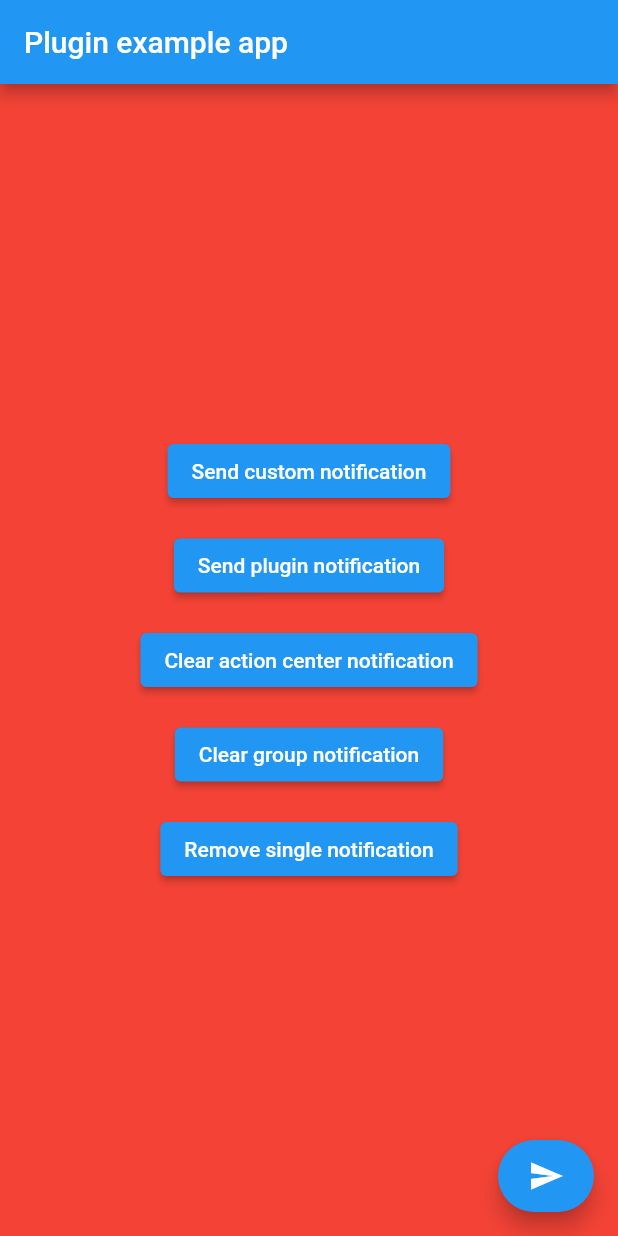
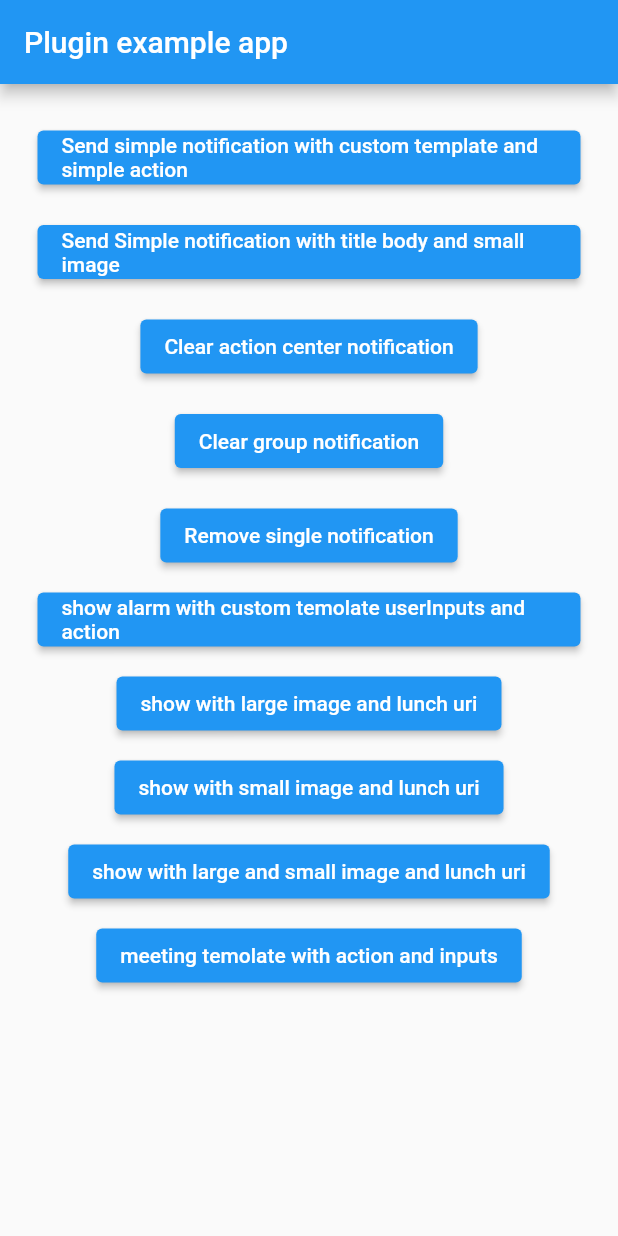
Before and after one commit to mrtnetwork/flutter_windows_notification, a Flutter app: the screen it shows after launch, after a tap on "Clear group notification", on a phone screen of 412 x 824 dp. Run offline on Flutter 3.47's test engine with Material 2 defaults, Android fonts, the phone set to English and light mode, and no system bars; our stand-ins replace plugin_platform_interface.

Commit message:
fix bugs

```diff
--- a/analysis_options.yaml
+++ b/analysis_options.yaml
@@ -1,4 +1,4 @@
-include: package:flutter_lints/flutter.yaml
+include: package:lints/recommended.yaml
 
 # Additional information about this file can be found at
 # https://dart.dev/guides/language/analysis-options
--- a/example/lib/main.dart
+++ b/example/lib/main.dart
@@ -1,16 +1,20 @@
+// ignore_for_file: avoid_print
+
+import 'dart:io';
+
 import 'package:flutter/material.dart';
 import 'package:windows_notification/notification_message.dart';
 import 'package:windows_notification/windows_notification.dart';
+import 'package:windows_notification_example/templates/alarm_template.dart';
+import 'package:path_provider/path_provider.dart';
+import 'package:http/http.dart' as http;
+import 'package:windows_notification_example/templates/meeting_template.dart';
 
 void main() {
-  runApp(MaterialApp(
-    home: const MyApp(),
+  runApp(const MaterialApp(
+    home: MyApp(),
     color: Colors.red,
     themeMode: ThemeMode.light,
-    theme: ThemeData(
-        backgroundColor: Colors.red,
-        primaryColor: Colors.red,
-        primarySwatch: Colors.red),
   ));
 }
 
@@ -22,30 +26,98 @@ class MyApp extends StatefulWidget {
 }
 
 class _MyAppState extends State<MyApp> {
+  Future<String> getImageBytes(String url) async {
+    final supportDir = await getApplicationSupportDirectory();
+    final cl = http.Client();
+    final resp = await cl.get(Uri.parse(url));
+    final bytes = resp.bodyBytes;
+    final imageFile =
+        File("${supportDir.path}/${DateTime.now().millisecond}.png");
+    await imageFile.create();
+    await imageFile.writeAsBytes(bytes);
+    return imageFile.path;
+  }
+
+  void showWithLargeImage() async {
+    const String url =
+        "https://user-images.githubusercontent.com/56779182/205485419-4303fdca-9f96-48e8-b6af-6f0df2ce8419.png";
+
+    final imageDir = await getImageBytes(url);
+
+    NotificationMessage message = NotificationMessage.fromPluginTemplate(
+      "moon",
+      "fly to the moon",
+      "we are ready!",
+      largeImage: imageDir,
+      launch: "https://en.wikipedia.org/wiki/Japanese_language",
+    );
+    _winNotifyPlugin.showNotificationPluginTemplate(message);
+  }
+
+  void showWithSmallImage() async {
+    const String url =
+        "https://www.wikipedia.org/portal/wikipedia.org/assets/img/Wikipedia-logo-v2@1.5x.png";
+
+    final imageDir = await getImageBytes(url);
+
+    NotificationMessage message = NotificationMessage.fromPluginTemplate(
+        "Japanese language", "Japanese language", "how to read",
+        image: imageDir,
+        launch: "https://en.wikipedia.org/wiki/Japanese_language");
+    _winNotifyPlugin.showNotificationPluginTemplate(message);
+  }
+
+  void showWithLargeAndSmalImage() async {
+    const String url =
+        "https://www.wikipedia.org/portal/wikipedia.org/assets/img/Wikipedia-logo-v2@1.5x.png";
+
+    final imageDir = await getImageBytes(url);
+
+    NotificationMessage message = NotificationMessage.fromPluginTemplate(
+        "Japanese language", "Japanese language", "how to read",
+        image: imageDir,
+        launch: "https://en.wikipedia.org/wiki/Japanese_language",
+        largeImage: imageDir);
+    _winNotifyPlugin.showNotificationPluginTemplate(message);
+  }
+
+  void showAlarm() {
+    NotificationMessage message =
+        NotificationMessage.fromCustomTemplate("test1", group: "jj");
+    _winNotifyPlugin.showNotificationCustomTemplate(message, alarmtTemplate);
+  }
+
+  void showMeetingTemplate() {
+    NotificationMessage message =
+        NotificationMessage.fromCustomTemplate("test1", group: "jj");
+    _winNotifyPlugin.showNotificationCustomTemplate(message, meetingTemplate);
+  }
+
   final _winNotifyPlugin = WindowsNotification(
       applicationId:
           r"{D65231B0-B2F1-4857-A4CE-A8E7C6EA7D27}\WindowsPowerShell\v1.0\powershell.exe");
 
   @override
   void initState() {
-    // final _winNotifyPlugin = WindowsNotification(applicationId: "qweqwe");
-    _winNotifyPlugin.initNotificationCallBack((notification, status, argruments) {
-      print("aargs: $argruments");
+    _winNotifyPlugin.initNotificationCallBack((s) {
+      print(s.argrument);
+      print(s.userInput);
+      print(s.eventType);
     });
     super.initState();
   }
 
-  sendWithPluginTemplate() {
+  void sendWithPluginTemplate() {
     NotificationMessage message = NotificationMessage.fromPluginTemplate(
-      "test1",
-      "TEXT",
-      "TEXT",
-    );
+        "test1", "TEXT", "TEXT",
+        image: r"C:\in_work\mrt_logo\large.png",
+        payload: {"action": "open_center"});
     _winNotifyPlugin.showNotificationPluginTemplate(message);
   }
 
-  sendMyOwnTemplate() {
-    // image tag src must be set
+  void sendMyOwnTemplate() {
+    /// image tag src must be set
+    /// for actions make sure your argruments contains `:` like "action:open_center"
     const String template = '''
 <?xml version="1.0" encoding="utf-8"?>
   <toast launch='conversationId=9813' activationType="background">
@@ -55,7 +127,7 @@ class _MyAppState extends State<MyApp> {
         </binding>
     </visual>
     <actions>
-        <action content='Archive'  arguments='action=archive'/>
+        <action content='Archive'  arguments='action:archive'/>
     </actions>
 </toast>
 ''';
@@ -69,14 +141,16 @@ class _MyAppState extends State<MyApp> {
   Widget build(BuildContext context) {
     return MaterialApp(
       home: Scaffold(
-        backgroundColor: Theme.of(context).backgroundColor,
-        floatingActionButton: FloatingActionButton.extended(
-            onPressed: () {}, label: const Icon(Icons.send)),
         appBar: AppBar(
           title: const Text('Plugin example app'),
         ),
         body: SizedBox(
             width: MediaQuery.of(context).size.width,
+            child: CustomScrollView(
+              slivers: [
+                SliverPadding(
+                  padding: const EdgeInsets.all(25),
+                  sliver: SliverToBoxAdapter(
                     child: Column(
                       crossAxisAlignment: CrossAxisAlignment.center,
                       mainAxisAlignment: MainAxisAlignment.center,
@@ -85,7 +159,8 @@ class _MyAppState extends State<MyApp> {
                             onPressed: () {
                               sendMyOwnTemplate();
                             },
-                  child: const Text("Send custom notification")),
+                            child: const Text(
+                                "Send simple notification with custom template and simple action")),
                         const SizedBox(
                           height: 15,
                         ),
@@ -93,7 +168,8 @@ class _MyAppState extends State<MyApp> {
                             onPressed: () {
                               sendWithPluginTemplate();
                             },
-                  child: const Text("Send plugin notification")),
+                            child: const Text(
+                                "Send Simple notification with title body and small image")),
                         const SizedBox(
                           height: 15,
                         ),
@@ -101,7 +177,8 @@ class _MyAppState extends State<MyApp> {
                             onPressed: () {
                               _winNotifyPlugin.clearNotificationHistory();
                             },
-                  child: const Text("Clear action center notification")),
+                            child:
+                                const Text("Clear action center notification")),
                         const SizedBox(
                           height: 15,
                         ),
@@ -115,12 +192,51 @@ class _MyAppState extends State<MyApp> {
                         ),
                         ElevatedButton(
                             onPressed: () {
-                    _winNotifyPlugin.removeNotificationId("test1", "jj");
+                              _winNotifyPlugin.removeNotificationId(
+                                  "test1", "jj");
                             },
                             child: const Text("Remove single notification")),
+                        const SizedBox(height: 8),
+                        ElevatedButton(
+                            onPressed: () {
+                              showAlarm();
+                            },
+                            child: const Text(
+                                "show alarm with custom temolate userInputs and action")),
+                        const SizedBox(height: 8),
+                        ElevatedButton(
+                            onPressed: () {
+                              showWithLargeImage();
+                            },
+                            child: const Text(
+                                "show with large image and lunch uri")),
+                        const SizedBox(height: 8),
+                        ElevatedButton(
+                            onPressed: () {
+                              showWithSmallImage();
+                            },
+                            child: const Text(
+                                "show with small image and lunch uri")),
+                        const SizedBox(height: 8),
+                        ElevatedButton(
+                            onPressed: () {
+                              showWithLargeAndSmalImage();
+                            },
+                            child: const Text(
+                                "show with large and small image and lunch uri")),
+                        const SizedBox(height: 8),
+                        ElevatedButton(
+                            onPressed: () {
+                              showMeetingTemplate();
+                            },
+                            child: const Text(
+                                "meeting temolate with action and inputs")),
                       ],
                     ),
                   ),
+                )
+              ],
+            )),
       ),
     );
   }
--- /dev/null
+++ b/example/lib/templates/alarm_template.dart
@@ -0,0 +1,34 @@
+const String alarmtTemplate =
+    r'''<toast launch="action=viewAlarm&amp;alarmId=3" scenario="alarm">
+
+  <visual>
+    <binding template="ToastGeneric">
+      <text>Time to wake up!</text>
+      <text>To prove you're awake, select which of the following fruits is yellow...</text>
+    </binding>
+  </visual>
+
+  <actions>
+
+    <input id="answer" type="selection" defaultInput="wrongDefault">
+      <selection id="wrong" content="Orange"/>
+      <selection id="wrongDefault" content="Blueberry"/>
+      <selection id="right" content="Banana"/>
+      <selection id="wrong" content="Avacado"/>
+      <selection id="wrong" content="Cherry"/>
+    </input>
+
+    <action
+      activationType="system"
+      arguments="snooze"
+      content=""/>
+
+    <action
+      activationType="background"
+      arguments="dismiss"
+      content="Dismiss"/>
+
+  </actions>
+
+</toast>
+''';
--- /dev/null
+++ b/example/lib/templates/meeting_template.dart
@@ -0,0 +1,35 @@
+const meetingTemplate =
+    r'''<toast launch="action=viewEvent&amp;eventId=1983" scenario="reminder">
+
+  <visual>
+    <binding template="ToastGeneric">
+      <text>Adaptive Tiles Meeting</text>
+      <text>Conf Room 2001 / Building 135</text>
+      <text>10:00 AM - 10:30 AM</text>
+    </binding>
+  </visual>
+
+  <actions>
+
+    <input id="snoozeTime" type="selection" defaultInput="15">
+      <selection id="1" content="1 minute"/>
+      <selection id="15" content="15 minutes"/>
+      <selection id="60" content="1 hour"/>
+      <selection id="240" content="4 hours"/>
+      <selection id="1440" content="1 day"/>
+    </input>
+
+    <action
+      activationType="system"
+      arguments="snooze"
+      hint-inputId="snoozeTime"
+      content=""/>
+
+    <action
+      activationType="system"
+      arguments="dismiss"
+      content=""/>
+
+  </actions>
+
+</toast>''';
--- a/example/pubspec.yaml
+++ b/example/pubspec.yaml
@@ -29,6 +29,8 @@ dependencies:
   # The following adds the Cupertino Icons font to your application.
   # Use with the CupertinoIcons class for iOS style icons.
   cupertino_icons: ^1.0.2
+  http: ^1.1.0
+  path_provider: ^2.1.1
 
 dev_dependencies:
   flutter_test:
--- a/lib/windows_notification.dart
+++ b/lib/windows_notification.dart
@@ -2,8 +2,7 @@ import 'package:windows_notification/notification_message.dart';
 
 import 'windows_notification_platform_interface.dart';
 
-typedef OnTapNotification = Function(
-    NotificationMessage notification, EventType eventType, String? argrument);
+typedef OnTapNotification = Function(NotificationCallBackDetails details);
 
 class WindowsNotification {
   WindowsNotification({
```
Also changed, not shown: lib/notification_message.dart (+63 -47 lines), lib/windows_notification_method_channel.dart (+13 -17 lines), pubspec.yaml (+6 -6 lines), example/pubspec.lock, 5 other files. Lines whose indentation alone changed are shown as unchanged.
